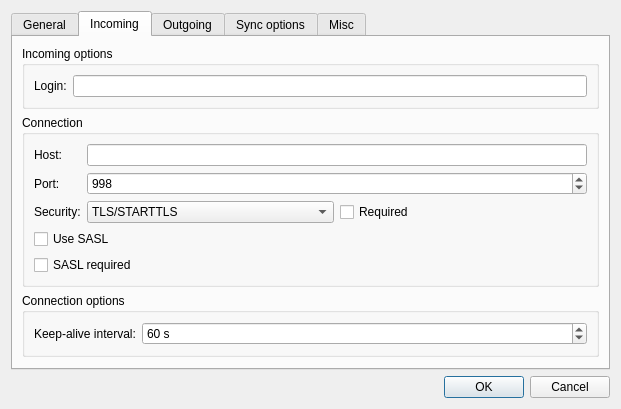
First picture: the form in src/plugins/snails/accountconfigdialog.ui, repository 0xd34df00d/leechcraft, before the edit.
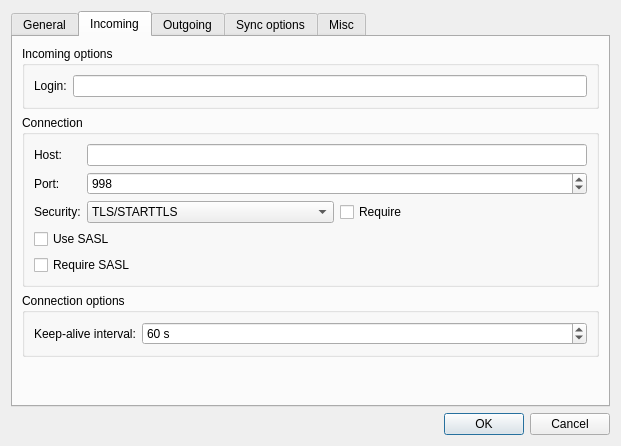
Second picture: the form after the edit. The open tabs and pages were chosen to show the change.

Commit message: [Snails] User text style fixes.

What changed in the file:
```diff
--- a/src/plugins/snails/accountconfigdialog.ui
+++ b/src/plugins/snails/accountconfigdialog.ui
@@ -7,7 +7,7 @@
     <x>0</x>
     <y>0</y>
     <width>621</width>
-    <height>371</height>
+    <height>446</height>
    </rect>
   </property>
   <property name="windowTitle">
@@ -172,7 +172,7 @@
               <item>
                <widget class="QCheckBox" name="InSecurityRequired_">
                 <property name="text">
-                 <string>Required</string>
+                 <string>Require</string>
                 </property>
                </widget>
               </item>
@@ -190,7 +190,7 @@
           <item>
            <widget class="QCheckBox" name="SASLRequired_">
             <property name="text">
-             <string>SASL required</string>
+             <string>Require SASL</string>
             </property>
            </widget>
           </item>
```
Left out of the diff: 2 changed lines with no effect on the pictures.
